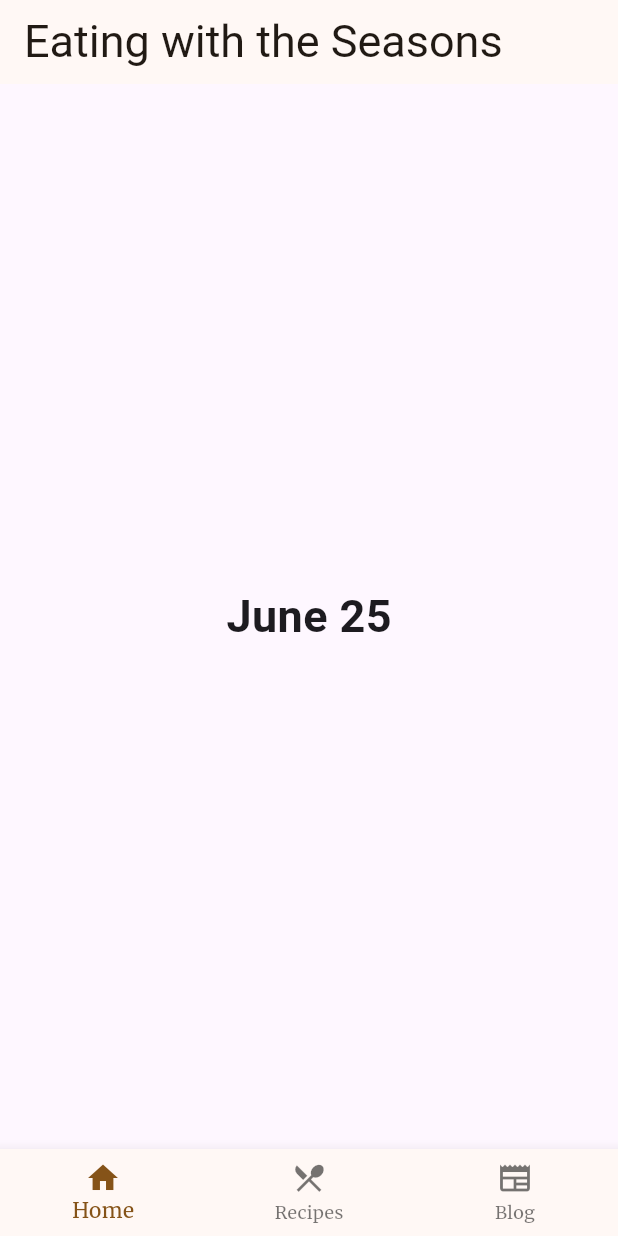
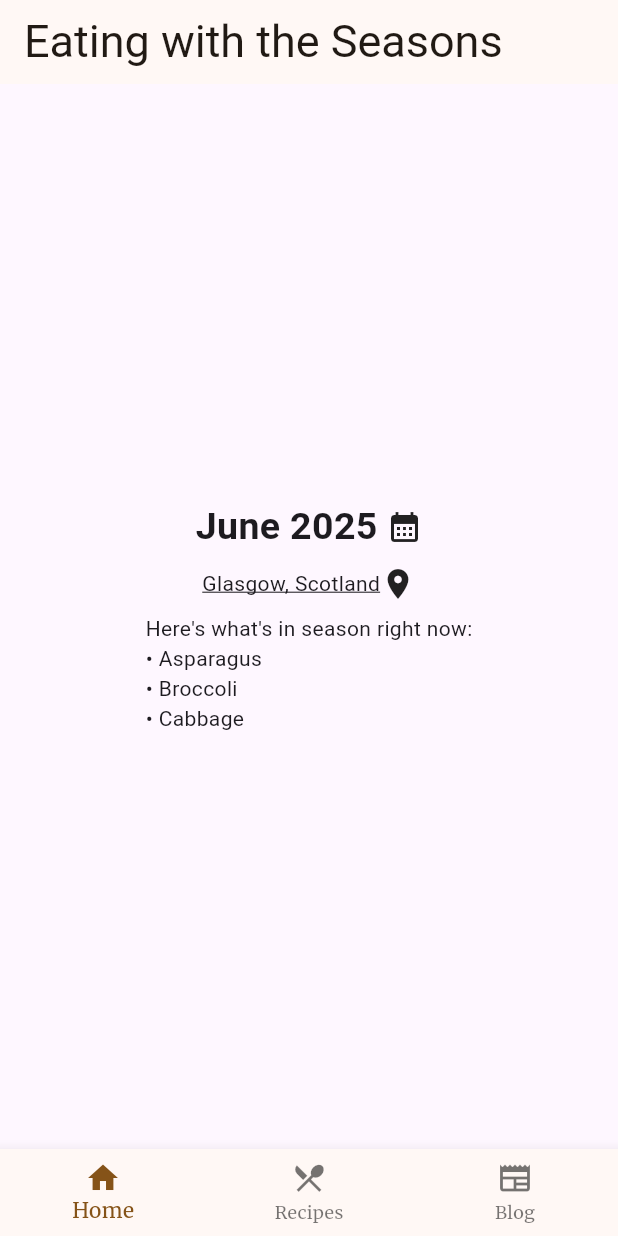
Before and after one commit to kayleighmonaghan/tm470_app, a Flutter app: the screen it shows after launch, on a phone screen of 412 x 824 dp. Run offline on Flutter 3.47's test engine with Material 3 defaults, Android fonts, the phone set to English and light mode, and no system bars; our stand-ins replace google_fonts.

Commit message:
put home screen features into respective separate widgets to clean up code. added icons as button placeholders for later implementation

```diff
--- a/lib/views/home_screen.dart
+++ b/lib/views/home_screen.dart
@@ -1,5 +1,8 @@
 import 'package:flutter/material.dart';
-import 'package:intl/intl.dart';
+
+import 'widgets/date.dart';
+import 'widgets/location.dart';
+import 'widgets/in_season_list.dart';
 
 class HomeScreen extends StatelessWidget {
   const HomeScreen({super.key});
@@ -14,13 +17,18 @@ class HomeScreen extends StatelessWidget {
       // Body
       home: Scaffold(
         body: Center(
-          child: Text(
-            // Date format
-            DateFormat.MMMMd().format(DateTime.now()),
-            style: TextStyle(fontWeight: FontWeight.bold, fontSize: 30),
+            child: Column(
+            mainAxisAlignment: MainAxisAlignment.center,
+            children: [
+              Date(),
+              SizedBox(height: 8),
+              Location(),
+              SizedBox(height: 8),
+              InSeasonList(),
+            ],
+            ),
           ),
         ),
-      ),
-    );
+      );
   }
 }
--- /dev/null
+++ b/lib/views/widgets/date.dart
@@ -0,0 +1,26 @@
+import 'package:flutter/material.dart';
+import 'package:intl/intl.dart';
+
+class Date extends StatelessWidget {
+    const Date({
+    super.key,
+  });
+
+  @override
+  Widget build(BuildContext context) {
+    return Center(
+      child: Row(
+        mainAxisSize: MainAxisSize.min,
+        children: [
+          Text(
+                // Date: Month Year
+                DateFormat.yMMMM().format(DateTime.now()),
+                style: TextStyle(fontWeight: FontWeight.bold, fontSize: 25),
+              ),
+          SizedBox(width: 6),
+          Icon(Icons.calendar_month),
+        ],
+      ),
+    );
+  }
+}
--- /dev/null
+++ b/lib/views/widgets/in_season_list.dart
@@ -0,0 +1,28 @@
+import 'package:flutter/material.dart';
+
+class InSeasonList extends StatelessWidget {
+    const InSeasonList({
+    super.key,
+  });
+
+  @override
+  Widget build(BuildContext context) {
+    return Column(
+      crossAxisAlignment: CrossAxisAlignment.start,
+      children: [
+        Text(
+          "Here's what's in season right now:",
+        ),
+        Text(
+          '\u2022 Asparagus',
+        ),
+        Text(
+          '\u2022 Broccoli',
+        ),
+        Text(
+          '\u2022 Cabbage',
+        ),
+      ],
+    );
+  }
+}
--- /dev/null
+++ b/lib/views/widgets/location.dart
@@ -0,0 +1,24 @@
+import 'package:flutter/material.dart';
+
+class Location extends StatelessWidget {
+    const Location({
+    super.key,
+  });
+
+  @override
+  Widget build(BuildContext context) {
+    return const Center(
+      child: Row(
+        mainAxisSize: MainAxisSize.min,
+        children: [
+          Text(
+            'Glasgow, Scotland',
+            style: TextStyle(decoration: TextDecoration.underline),
+          ),
+          // SizedBox(width: 8),
+          Icon(Icons.location_on),
+        ],
+      ),
+    );
+  }
+}
```
